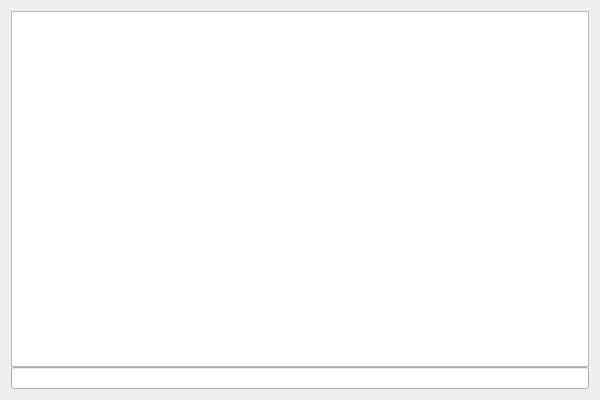
Above: NoobCMD/NoobCMD.ui from MonogatariL/NoobCMD-QProcess-Demo before the change. Below: the same form after it.
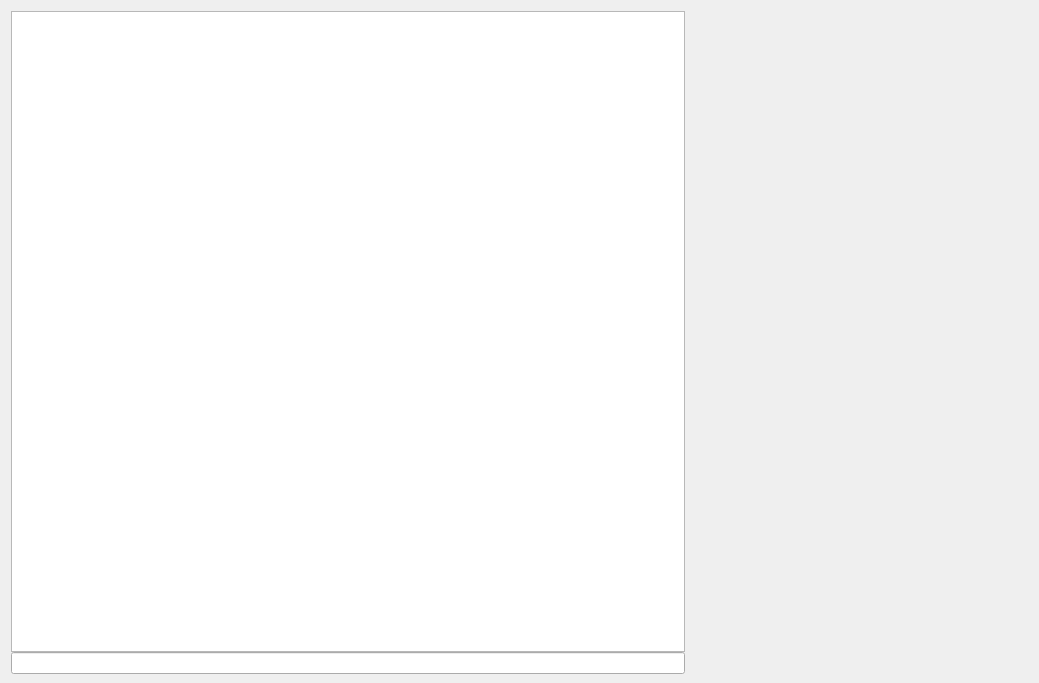
That is the form after the change. Custom widgets are drawn as their Qt base class.

Diff of the .ui file:
```diff
--- a/NoobCMD/NoobCMD.ui
+++ b/NoobCMD/NoobCMD.ui
@@ -6,13 +6,18 @@
    <rect>
     <x>0</x>
     <y>0</y>
-    <width>600</width>
-    <height>400</height>
+    <width>1039</width>
+    <height>683</height>
    </rect>
   </property>
   <property name="windowTitle">
    <string>NoobCMD</string>
   </property>
+  <layout class="QHBoxLayout" name="horizontalLayout_2" stretch="2,1">
+   <property name="bottomMargin">
+    <number>9</number>
+   </property>
+   <item>
   <layout class="QVBoxLayout" name="verticalLayout">
    <property name="spacing">
     <number>0</number>
@@ -31,6 +36,12 @@
      </property>
      <item>
       <widget class="LineEditModify" name="LE_Command">
+         <property name="sizePolicy">
+          <sizepolicy hsizetype="Expanding" vsizetype="Preferred">
+           <horstretch>0</horstretch>
+           <verstretch>0</verstretch>
+          </sizepolicy>
+         </property>
        <property name="text">
         <string/>
        </property>
@@ -39,6 +50,11 @@
     </layout>
    </item>
   </layout>
+   </item>
+   <item>
+    <widget class="ControlStrip" name="Wid_ControlStrip" native="true"/>
+   </item>
+  </layout>
  </widget>
  <layoutdefault spacing="6" margin="11"/>
  <customwidgets>
@@ -47,6 +63,12 @@
    <extends>QLineEdit</extends>
    <header>lineeditmodify.h</header>
   </customwidget>
+  <customwidget>
+   <class>ControlStrip</class>
+   <extends>QWidget</extends>
+   <header>controlstrip.h</header>
+   <container>1</container>
+  </customwidget>
  </customwidgets>
  <resources>
   <include location="NoobCMD.qrc"/>
```
Lines whose indentation alone changed are shown as unchanged.
